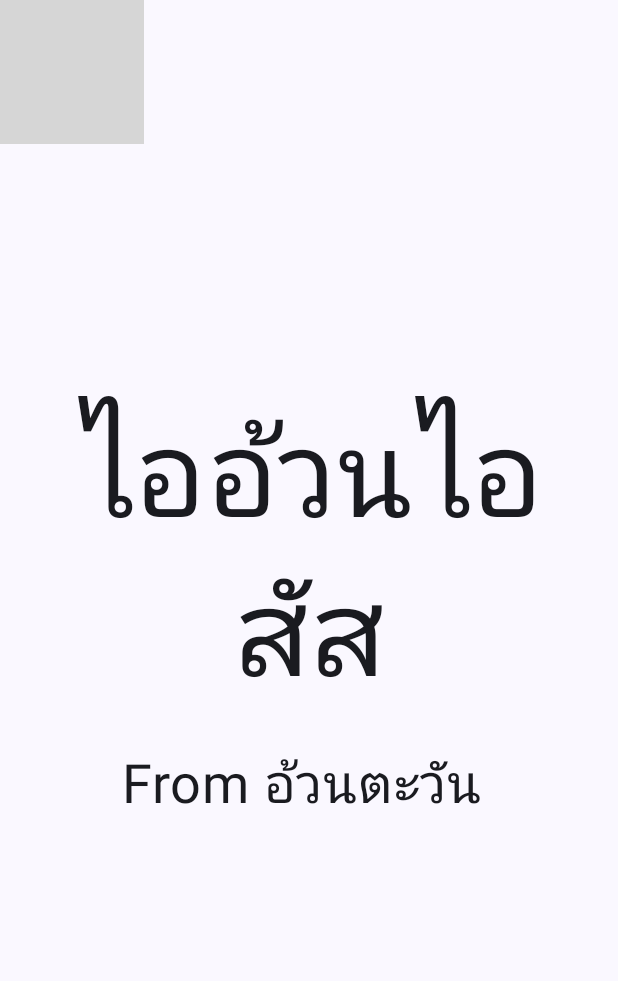
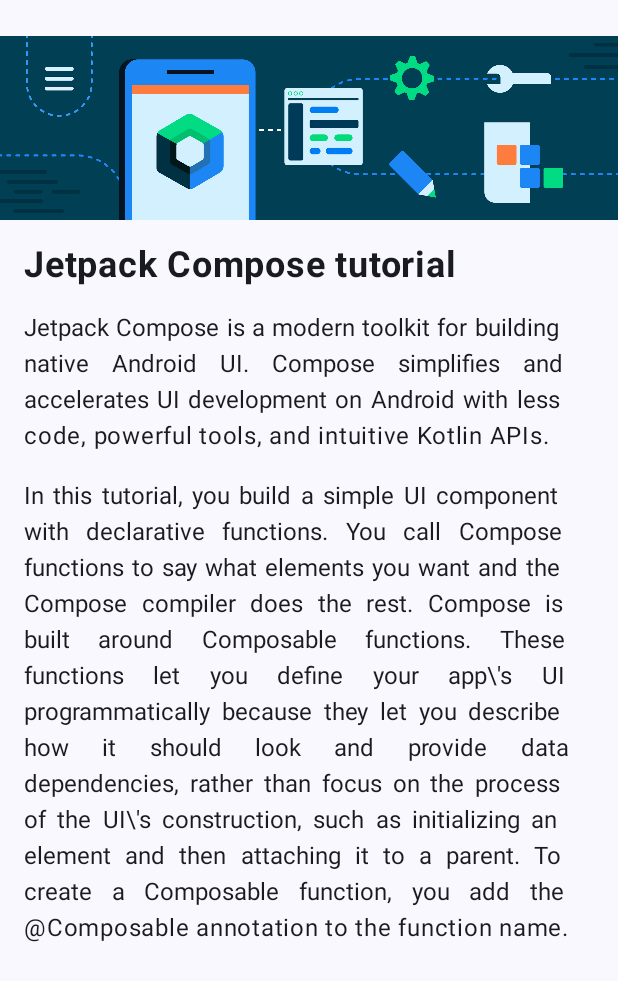
Before and after one commit to SHDEL/KotlinAndroidApp, an Android app built with Jetpack Compose: the screen it shows after launch (MainActivity), on a phone screen of 412 x 824 dp. Shown: the top 981 px of the screen. Run offline under Robolectric (Android 15) with nearby library versions, the phone set to English and light mode, and no system bars; grey boxes are pictures that could not be loaded.

Commit message:
practice ComposeArticle

```diff
--- a/app/src/main/java/com/example/myfirstapplication/MainActivity.kt
+++ b/app/src/main/java/com/example/myfirstapplication/MainActivity.kt
@@ -11,8 +11,15 @@ import androidx.compose.foundation.layout.Arrangement
 import androidx.compose.foundation.layout.Box
 import androidx.compose.foundation.layout.Column
 import androidx.compose.foundation.layout.Row
+import androidx.compose.foundation.layout.Spacer
+import androidx.compose.foundation.layout.fillMaxHeight
 import androidx.compose.foundation.layout.fillMaxSize
+import androidx.compose.foundation.layout.fillMaxWidth
+import androidx.compose.foundation.layout.height
 import androidx.compose.foundation.layout.padding
+import androidx.compose.foundation.layout.paddingFrom
+import androidx.compose.foundation.layout.paddingFromBaseline
+import androidx.compose.foundation.layout.size
 import androidx.compose.material3.MaterialTheme
 import androidx.compose.material3.Scaffold
 import androidx.compose.material3.Surface
@@ -23,6 +30,7 @@ import androidx.compose.ui.Modifier
 import androidx.compose.ui.graphics.Color
 import androidx.compose.ui.layout.ContentScale
 import androidx.compose.ui.res.painterResource
+import androidx.compose.ui.text.font.FontWeight
 import androidx.compose.ui.text.style.TextAlign
 import androidx.compose.ui.tooling.preview.Preview
 import androidx.compose.ui.unit.dp
@@ -36,14 +44,11 @@ class MainActivity : ComponentActivity() {
         setContent {
             MyFirstApplicationTheme {
                 Surface(
-                    modifier = Modifier.fillMaxSize().clickable { true },
+                    modifier = Modifier.fillMaxSize(),
                     color = MaterialTheme.colorScheme.background
                 ) {
-                    GreetingImage("ไออ้วนไอสัส", "อ้วนตะวัน")
-//                    GreetingText("Happy Birthday Tawan",
-//                        "Del",
-//                        modifier = Modifier.padding(1.dp)
-//                    )
+//                    GreetingImage("ไออ้วนไอสัส", "อ้วนตะวัน")
+                    ArticleImageTutorial()
                 }
 
             }
@@ -93,6 +98,33 @@ fun GreetingImage(message: String, from: String,  modifier: Modifier = Modifier)
 
 }
 
+@Composable
+fun ArticleImageTutorial(modifier: Modifier = Modifier){
+    val image = painterResource(R.drawable.bg_compose_background)
+    Column (modifier = Modifier.fillMaxWidth().padding(top = 24.dp)){
+        Image(
+            painter = image,
+            contentDescription = null
+        )
+        Text (
+            text = "Jetpack Compose tutorial",
+            fontSize = 24.sp,
+            fontWeight = FontWeight.Bold,
+            modifier = Modifier.padding(16.dp)
+        )
+        Text(
+            text = "Jetpack Compose is a modern toolkit for building native Android UI. Compose simplifies and accelerates UI development on Android with less code, powerful tools, and intuitive Kotlin APIs.",
+            textAlign = TextAlign.Justify,
+            modifier = Modifier.padding(start = 16.dp, end = 16.dp)
+        )
+        Text(
+            text = "In this tutorial, you build a simple UI component with declarative functions. You call Compose functions to say what elements you want and the Compose compiler does the rest. Compose is built around Composable functions. These functions let you define your app\\'s UI programmatically because they let you describe how it should look and provide data dependencies, rather than focus on the process of the UI\\'s construction, such as initializing an element and then attaching it to a parent. To create a Composable function, you add the @Composable annotation to the function name.",
+            textAlign = TextAlign.Justify,
+            modifier = Modifier.padding(16.dp)
+        )
+    }
+}
+
 
 @Preview(
     showBackground = true,
@@ -105,3 +137,13 @@ fun BirthdayCardPreview() {
         GreetingImage("ไออ้วนไอสัส", "อ้วนตะวัน")
     }
 }
+@Preview(
+    showBackground = true,
+    showSystemUi = true
+)
+@Composable
+fun ComposeArticlePreview(){
+    MyFirstApplicationTheme {
+        ArticleImageTutorial()
+    }
+}
```
Also changed, not shown: app/src/main/res/drawable/bg_compose_background.png (added).
